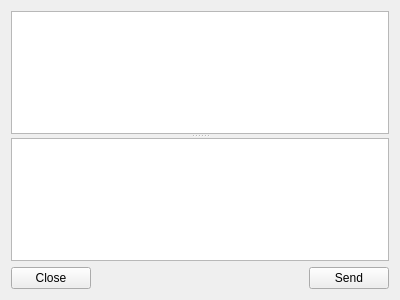
Above: qcc/messagepage.ui from vos/qcc before the change. Below: the same form after it.
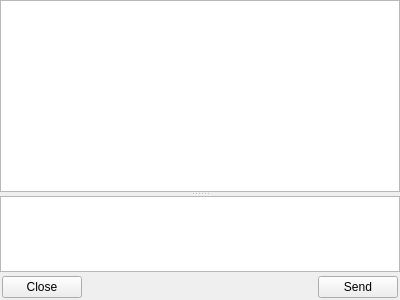
That is the form after the change.

Commit message: status update notifications and layout changes

```diff
--- a/qcc/messagepage.ui
+++ b/qcc/messagepage.ui
@@ -14,6 +14,12 @@
    <string>Message</string>
   </property>
   <layout class="QVBoxLayout" name="verticalLayout">
+   <property name="spacing">
+    <number>2</number>
+   </property>
+   <property name="margin">
+    <number>0</number>
+   </property>
    <item>
     <widget class="QSplitter" name="splitter">
      <property name="orientation">
@@ -38,6 +44,12 @@
       </property>
      </widget>
      <widget class="QTextEdit" name="messageTextEdit">
+      <property name="sizePolicy">
+       <sizepolicy hsizetype="Expanding" vsizetype="Expanding">
+        <horstretch>0</horstretch>
+        <verstretch>1</verstretch>
+       </sizepolicy>
+      </property>
       <property name="horizontalScrollBarPolicy">
        <enum>Qt::ScrollBarAlwaysOff</enum>
       </property>
@@ -52,7 +64,10 @@
     </widget>
    </item>
    <item>
-    <layout class="QHBoxLayout" name="horizontalLayout">
+    <layout class="QHBoxLayout" name="horizontalLayout" stretch="0,0,0">
+     <property name="margin">
+      <number>2</number>
+     </property>
      <item>
       <widget class="QPushButton" name="closeButton">
        <property name="text">
```
The commit also changes 7 other files.
